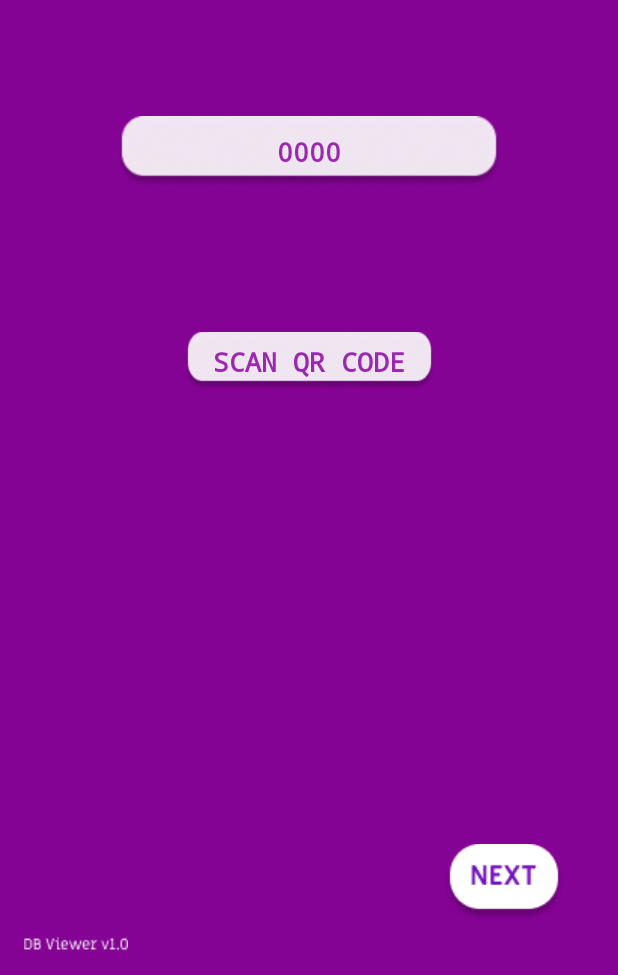
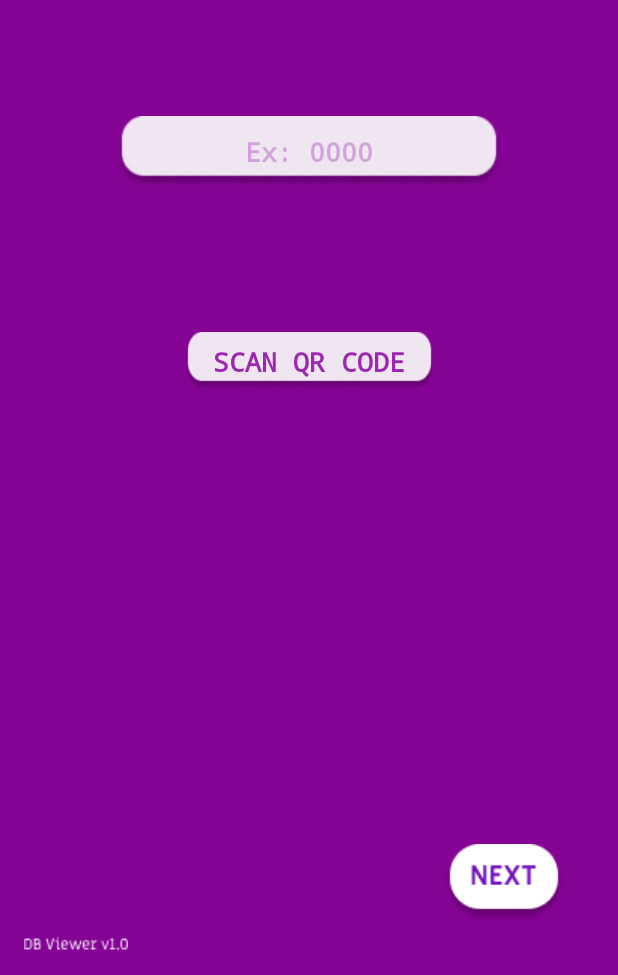
Before and after one commit to seniel98/App-PEM-Android, an Android app: the ProfileActivity screen opened directly, with no data from a screen before it, on a phone screen of 412 x 824 dp, the part 261-1236 px from its top. Run offline under Robolectric (Android 15) with nearby library versions, the phone set to English and light mode, and no system bars; our stand-ins replace Firebase (no records; nobody signed in at launch, a user with empty details on screens opened directly).

Commit message:
Logout fixed

```diff
--- a/app/src/main/java/com/jdpadron98/biolabapp/Repository.java
+++ b/app/src/main/java/com/jdpadron98/biolabapp/Repository.java
@@ -201,6 +201,7 @@ public class Repository implements Contract {
      * @param logoutCallback
      */
     public void logout(LogoutCallback logoutCallback) {
+        user = auth.getCurrentUser();
         if (user != null) {
             //If there is an active session you can logout
             FirebaseAuth.getInstance().signOut();
--- a/app/src/main/res/layout/activity_guest.xml
+++ b/app/src/main/res/layout/activity_guest.xml
@@ -52,9 +52,10 @@
         android:focusable="true"
         android:focusableInTouchMode="true"
         android:fontFamily="monospace"
+        android:hint="@string/examplehint"
+        android:textColorHint="@color/gray"
         android:inputType="number|phone"
         android:maxLength="4"
-        android:text="@string/txt_field_main"
         android:textAlignment="center"
         android:textAppearance="@style/TextAppearance.AppCompat.Body2"
         android:textColor="#9C27B0"
--- a/app/src/main/res/layout/activity_profile.xml
+++ b/app/src/main/res/layout/activity_profile.xml
@@ -54,7 +54,8 @@
         android:fontFamily="monospace"
         android:inputType="number|phone"
         android:maxLength="4"
-        android:text="@string/txt_field_main"
+        android:hint="@string/examplehint"
+        android:textColorHint="@color/gray"
         android:textAlignment="center"
         android:textAppearance="@style/TextAppearance.AppCompat.Body2"
         android:textColor="#9C27B0"
--- a/app/src/main/res/values/colors.xml
+++ b/app/src/main/res/values/colors.xml
@@ -3,4 +3,5 @@
     <color name="colorPrimary">#008577</color>
     <color name="colorPrimaryDark">#00574B</color>
     <color name="colorAccent">#FFFFFF</color>
+    <color name="gray">#5B9C27B0</color>
 </resources>
--- a/app/src/main/res/values/strings.xml
+++ b/app/src/main/res/values/strings.xml
@@ -19,6 +19,7 @@
     <string name="confirmpassword">Repeat Password</string>
     <string name="logout">LogOut</string>
     <string name="qrcode">Scan QR Code</string>
+    <string name="examplehint">Ex: 0000</string>
 
 
 </resources>
--- a/app/src/main/res/values/styles.xml
+++ b/app/src/main/res/values/styles.xml
@@ -7,6 +7,7 @@
         <item name="colorPrimaryDark">@color/colorPrimaryDark</item>
         <item name="colorAccent">@color/colorAccent</item>
         <item name="android:windowAnimationStyle">@null</item>
+        <item name="android:textColorHint">@color/gray</item>
     </style>
 
 
```
